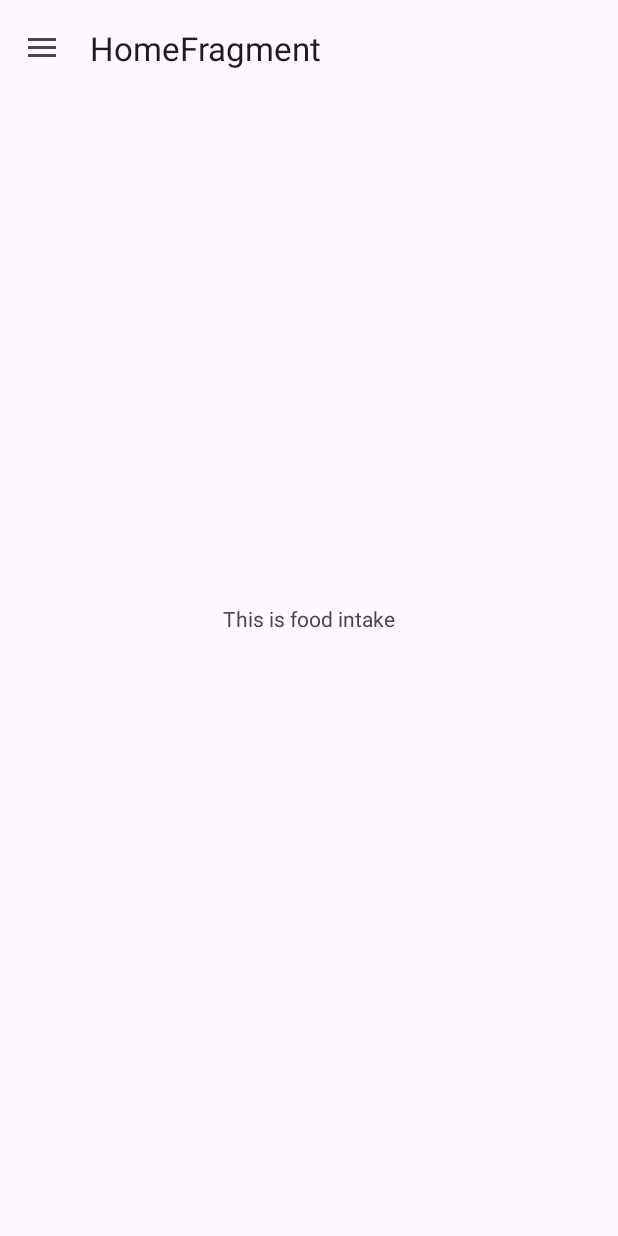
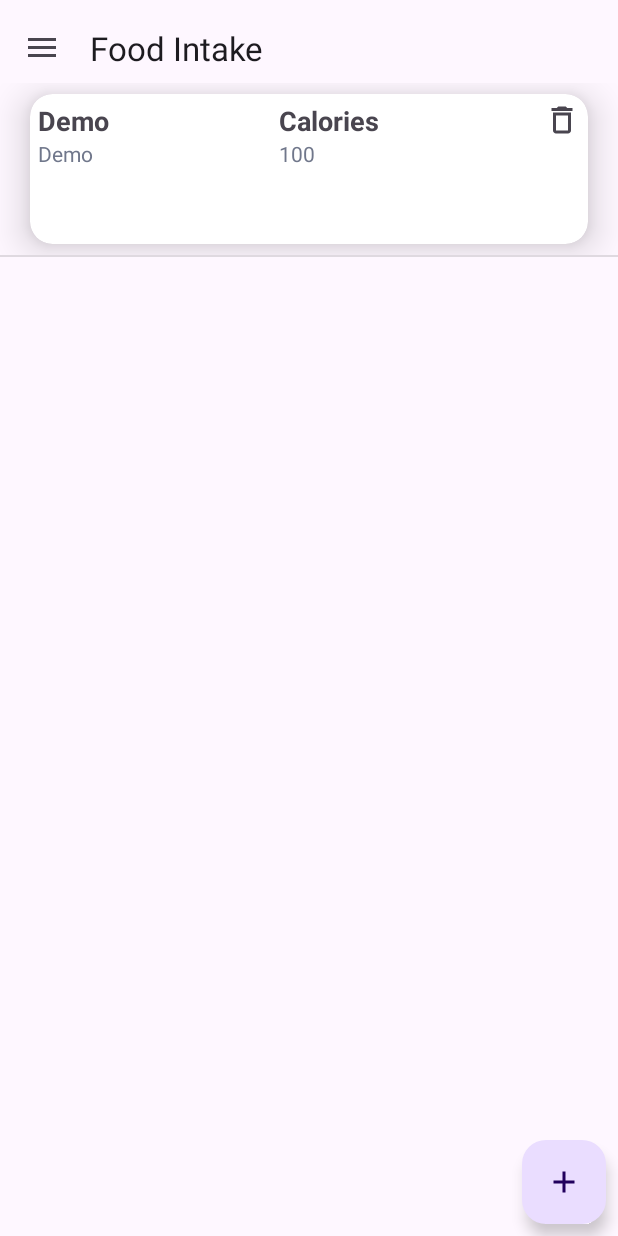
Before and after one commit to LiquidSayuki/FIT5046_Team_Assignment, an Android app: the FoodIntakeFragment screen opened through its navigation route, in the side drawer, after a tap on "Homepage", on a phone screen of 412 x 824 dp. Run offline under Robolectric (Android 15) with nearby library versions, the phone set to English and light mode, and no system bars; our stand-ins replace Firebase (no records; nobody signed in at launch, a user with empty details on screens opened directly), Room's generated code, navigation-ui.

Commit message:
Food V1.0. successfully add new records and delete records

```diff
--- a/app/src/main/java/com/teamliquid/volksfitness/HomeActivity.java
+++ b/app/src/main/java/com/teamliquid/volksfitness/HomeActivity.java
@@ -45,7 +45,5 @@ public class HomeActivity extends AppCompatActivity {
         //Sets up a Toolbar for use with a NavController.
         NavigationUI.setupWithNavController(binding.appBarHome,navController,mAppBarConfiguration);
 
-
-
     }
 }
--- /dev/null
+++ b/app/src/main/java/com/teamliquid/volksfitness/adapter/MealAdapter.java
@@ -0,0 +1,118 @@
+package com.teamliquid.volksfitness.adapter;
+
+import android.content.Context;
+import android.view.LayoutInflater;
+import android.view.View;
+import android.view.ViewGroup;
+import android.widget.ImageView;
+import android.widget.TextView;
+
+import androidx.annotation.NonNull;
+import androidx.lifecycle.LiveData;
+import androidx.recyclerview.widget.RecyclerView;
+
+import com.teamliquid.volksfitness.R;
+import com.teamliquid.volksfitness.pojo.Meal;
+
+import java.util.ArrayList;
+import java.util.List;
+
+public class MealAdapter extends RecyclerView.Adapter<MealAdapter.ViewHolder> {
+    Context context;
+    private List<Meal> meals;
+    //Interface callback
+    private onItemClickListener onItemClickListener;
+
+    /**
+     * Initialize the dataset of the Adapter.
+     *
+     * @param context Context
+     * @param meals Data<List<Meal>> containing the meals
+     * by RecyclerView.
+     */
+    public MealAdapter(Context context, List<Meal> meals){
+        this.context = context;
+        this.meals = meals;
+    }
+
+    // Create new views (invoked by the layout manager)
+    @NonNull
+    @Override
+    public ViewHolder onCreateViewHolder(@NonNull ViewGroup viewGroup, int viewType){
+        // Create a new view, which defines the UI of the list item
+        View view = LayoutInflater.from(viewGroup.getContext()).inflate(R.layout.item_food_recycler_view, viewGroup, false);
+        return new ViewHolder(view);
+    }
+
+    // Replace the contents of a view (invoked by the layout manager)
+    @Override
+    public void onBindViewHolder(@NonNull ViewHolder viewHolder, final int position){
+        // Get element from your dataset at this position and replace the
+        // contents of the view with that element
+        Meal meal = meals.get(position);
+
+        viewHolder.mealType.setText(meal.getMealType());
+        viewHolder.foodRecord.setText(meal.getMealFood());
+        viewHolder.calories.setText(String.valueOf(meal.getMealCalories()));
+
+        if (onItemClickListener!=null){
+            viewHolder.imageDelete.setOnClickListener(new View.OnClickListener() {
+                @Override
+                public void onClick(View view) {
+                    int elementPosition = viewHolder.getLayoutPosition();
+                    onItemClickListener.onItemClick(viewHolder.imageDelete,elementPosition);
+                }
+            });
+        }
+    }
+
+    // Return the size of your dataset (invoked by the layout manager)
+    @Override
+    public int getItemCount() {
+        return meals.size();
+    }
+
+    //refresh Item
+    public void refreshMeal(List<Meal> meals){
+        this.meals = meals;
+        notifyDataSetChanged();
+    }
+
+    //Get the meal that is prepare to be deleted
+    public Meal getCurrentMeal(int position){
+        return meals.get(position);
+    }
+
+    // Interface callback
+    // Codes are from https://wiki.jikexueyuan.com/project/twenty-four-Scriptures/recycler-view-add-remove.html
+    // I am very grateful to the unnamed Author.
+    public interface onItemClickListener{
+        void onItemClick(View view,int position);
+    }
+    public void setOnItemClickListener(onItemClickListener onItemClickListener){
+        this.onItemClickListener = onItemClickListener;
+    }
+
+
+
+
+    /**
+     * Provide a reference to the type of views that you are using
+     * (custom ViewHolder).
+     */
+    public static class ViewHolder extends RecyclerView.ViewHolder{
+        private final TextView mealType;
+        private final TextView foodRecord;
+        private final TextView calories;
+        private final ImageView imageDelete;
+
+        public ViewHolder(View view){
+            super(view);
+            // Define click listener for the ViewHolder's View
+            mealType = itemView.findViewById(R.id.text_meal_type);
+            foodRecord = itemView.findViewById(R.id.text_food_record);
+            calories = itemView.findViewById(R.id.text_calories);
+            imageDelete = itemView.findViewById(R.id.image_delete);
+        }
+    }
+}
--- /dev/null
+++ b/app/src/main/java/com/teamliquid/volksfitness/dao/MealDao.java
@@ -0,0 +1,23 @@
+package com.teamliquid.volksfitness.dao;
+
+import androidx.lifecycle.LiveData;
+import androidx.room.Dao;
+import androidx.room.Delete;
+import androidx.room.Insert;
+import androidx.room.Query;
+
+import com.teamliquid.volksfitness.pojo.Meal;
+
+import java.util.List;
+
+@Dao
+public interface MealDao {
+    @Query("SELECT * FROM meal_table ORDER BY uid DESC")
+    LiveData<List<Meal>> getAllMeals();
+
+    @Insert
+    void insert(Meal meal);
+
+    @Delete
+    void delete(Meal meal);
+}
--- /dev/null
+++ b/app/src/main/java/com/teamliquid/volksfitness/database/MealDatabase.java
@@ -0,0 +1,40 @@
+package com.teamliquid.volksfitness.database;
+
+import android.content.Context;
+
+import androidx.room.Database;
+import androidx.room.Room;
+import androidx.room.RoomDatabase;
+
+import com.teamliquid.volksfitness.dao.MealDao;
+import com.teamliquid.volksfitness.pojo.Meal;
+
+import java.util.concurrent.ExecutorService;
+import java.util.concurrent.Executors;
+
+@Database(entities = {Meal.class}, version = 1, exportSchema = false)
+public abstract class MealDatabase  extends RoomDatabase {
+    public abstract MealDao mealDao();
+    private static MealDatabase INSTANCE;
+
+
+    //we create an ExecutorService with a fixed thread pool so we can later run database
+    //operations asynchronously on a background thread.
+    private static final int NUMBER_OF_THREADS = 4;
+    public static final ExecutorService databaseWriteExecutor =
+            Executors.newFixedThreadPool(NUMBER_OF_THREADS);
+
+
+    //A synchronized method in a multi threaded environment means that two threads are
+    // not allowed to access data at the same time
+    public static synchronized MealDatabase getInstance(final Context context) {
+        if (INSTANCE == null) {
+            INSTANCE = Room.databaseBuilder(context.getApplicationContext(),
+                    MealDatabase.class, "MealDatabase")
+                    .fallbackToDestructiveMigration()
+                    .build();
+        }
+        return INSTANCE;
+    }
+
+}
--- a/app/src/main/java/com/teamliquid/volksfitness/fragment/FoodIntakeFragment.java
+++ b/app/src/main/java/com/teamliquid/volksfitness/fragment/FoodIntakeFragment.java
@@ -4,23 +4,86 @@ import android.os.Bundle;
 import android.view.LayoutInflater;
 import android.view.View;
 import android.view.ViewGroup;
+import android.widget.Toast;
 
 import androidx.annotation.NonNull;
 import androidx.annotation.Nullable;
 import androidx.fragment.app.Fragment;
 
+import androidx.lifecycle.Observer;
+import androidx.lifecycle.ViewModelProvider;
+import androidx.recyclerview.widget.DefaultItemAnimator;
+import androidx.recyclerview.widget.DividerItemDecoration;
+import androidx.recyclerview.widget.LinearLayoutManager;
+import androidx.recyclerview.widget.RecyclerView;
+
+import com.teamliquid.volksfitness.adapter.MealAdapter;
 import com.teamliquid.volksfitness.databinding.FragmentFoodIntakeBinding;
+import com.teamliquid.volksfitness.pojo.Meal;
+import com.teamliquid.volksfitness.viewmodel.MealViewModel;
+
+import java.util.ArrayList;
+import java.util.List;
 
 public class FoodIntakeFragment extends Fragment {
     private FragmentFoodIntakeBinding binding;
+    private MealViewModel mealViewModel;
+    private MealAdapter adapter;
 
     public FoodIntakeFragment (){}
 
     @Nullable
     @Override
-    public View onCreateView(@NonNull LayoutInflater inflater, @Nullable ViewGroup container, @Nullable Bundle savedInstanceState) {
+    public View onCreateView(@NonNull LayoutInflater inflater,
+                             @Nullable ViewGroup container,
+                             @Nullable Bundle savedInstanceState) {
         binding  = FragmentFoodIntakeBinding.inflate(inflater,container,false);
         View view = binding.getRoot();
+
+        RecyclerView recyclerView = binding.recyclerView;
+
+        //Initialization view model at Application level
+        mealViewModel = ViewModelProvider.AndroidViewModelFactory.getInstance(getActivity().getApplication()).create(MealViewModel.class);
+
+
+
+        //List<Meal> mealList = mealViewModel.getAllMeals().getValue();
+        List<Meal> mealList = new ArrayList<>();
+        mealList.add(new Meal("Demo","Demo",100));
+        // Make recycler view usable
+        // get Activity in Fragment, this in Activity.
+        adapter = new MealAdapter(getActivity(),mealList);
+        recyclerView.setLayoutManager(new LinearLayoutManager(getActivity(),LinearLayoutManager.VERTICAL,false));
+        recyclerView.setItemAnimator(new DefaultItemAnimator());
+        recyclerView.setAdapter(adapter);
+        recyclerView.addItemDecoration(new DividerItemDecoration(getActivity(),DividerItemDecoration.VERTICAL));
+
+        // Inform the Adapter when database changed.
+        mealViewModel.getAllMeals().observe(getViewLifecycleOwner(), new Observer<List<Meal>>() {
+            @Override
+            public void onChanged(List<Meal> meals) {
+                adapter.refreshMeal(meals);
+            }
+        });
+
+        // Delete object in database when click the delete button
+        adapter.setOnItemClickListener(new MealAdapter.onItemClickListener() {
+            @Override
+            public void onItemClick(View view, int position) {
+                mealViewModel.delete(adapter.getCurrentMeal(position));
+            }
+        });
+
+        binding.floatAdd.setOnClickListener(new View.OnClickListener() {
+            @Override
+            public void onClick(View view) {
+                Meal meal = new Meal("Demo","Demo",100);
+                mealViewModel.insert(meal);
+            }
+        });
+
+
+
 
 
         return view;
--- /dev/null
+++ b/app/src/main/java/com/teamliquid/volksfitness/pojo/Meal.java
@@ -0,0 +1,69 @@
+package com.teamliquid.volksfitness.pojo;
+
+import androidx.annotation.NonNull;
+import androidx.room.ColumnInfo;
+import androidx.room.Entity;
+import androidx.room.PrimaryKey;
+
+import java.text.SimpleDateFormat;
+import java.util.ArrayList;
+import java.util.Date;
+import java.util.List;
+
+@Entity(tableName = "meal_table")
+public class Meal {
+    @PrimaryKey(autoGenerate = true)
+    public int uid;
+
+    @ColumnInfo(name = "meal_type")
+    @NonNull
+    public String mealType;
+
+    @ColumnInfo(name = "meal_food")
+    @NonNull
+    public String mealFood;
+
+    @ColumnInfo(name = "meal_calories")
+    @NonNull
+    public int mealCalories;
+
+    public Meal(@NonNull String mealType, @NonNull String mealFood, int mealCalories) {
+        this.mealType = mealType;
+        this.mealFood = mealFood;
+        this.mealCalories = mealCalories;
+    }
+
+    public int getUid() {
+        return uid;
+    }
+
+    public void setUid(int uid) {
+        this.uid = uid;
+    }
+
+    @NonNull
+    public String getMealType() {
+        return mealType;
+    }
+
+    public void setMealType(@NonNull String mealType) {
+        this.mealType = mealType;
+    }
+
+    @NonNull
+    public String getMealFood() {
+        return mealFood;
+    }
+
+    public void setMealFood(@NonNull String mealFood) {
+        this.mealFood = mealFood;
+    }
+
+    public int getMealCalories() {
+        return mealCalories;
+    }
+
+    public void setMealCalories(int mealCalories) {
+        this.mealCalories = mealCalories;
+    }
+}
--- /dev/null
+++ b/app/src/main/java/com/teamliquid/volksfitness/repo/MealRepository.java
@@ -0,0 +1,48 @@
+package com.teamliquid.volksfitness.repo;
+
+import android.app.Application;
+
+import androidx.lifecycle.LiveData;
+
+import com.teamliquid.volksfitness.dao.MealDao;
+import com.teamliquid.volksfitness.database.MealDatabase;
+import com.teamliquid.volksfitness.pojo.Meal;
+
+import java.util.List;
+
+public class MealRepository {
+    private MealDao mealDao;
+    private LiveData<List<Meal>> allMeals;
+
+    //Initialisation
+    public MealRepository (Application application){
+        MealDatabase db = MealDatabase.getInstance(application);
+        mealDao =db.mealDao();
+        allMeals = mealDao.getAllMeals();
+    }
+
+    //get all
+    public LiveData<List<Meal>> getAllMeals() {
+        return allMeals;
+    }
+
+    //insert one
+    public void insert(final Meal meal) {
+        MealDatabase.databaseWriteExecutor.execute(new Runnable() {
+            @Override
+            public void run() {
+                mealDao.insert(meal);
+            }
+        });
+    }
+
+    //delete one
+    public void delete(final Meal meal){
+        MealDatabase.databaseWriteExecutor.execute(new Runnable() {
+            @Override
+            public void run() {
+                mealDao.delete(meal);
+            }
+        });
+    }
+}
--- /dev/null
+++ b/app/src/main/java/com/teamliquid/volksfitness/viewmodel/MealViewModel.java
@@ -0,0 +1,34 @@
+package com.teamliquid.volksfitness.viewmodel;
+
+import android.app.Application;
+
+import androidx.lifecycle.AndroidViewModel;
+import androidx.lifecycle.LiveData;
+
+import com.teamliquid.volksfitness.pojo.Meal;
+import com.teamliquid.volksfitness.repo.MealRepository;
+
+import java.util.List;
+
+public class MealViewModel extends AndroidViewModel {
+    private MealRepository mRepository;
+    private LiveData<List<Meal>> allMeals;
+
+    public MealViewModel (Application application){
+        super(application);
+        mRepository = new MealRepository(application);
+        allMeals = mRepository.getAllMeals();
+    }
+
+    public LiveData<List<Meal>> getAllMeals(){
+        return allMeals;
+    }
+
+    public void insert(Meal meal){
+        mRepository.insert(meal);
+    }
+
+    public void delete(Meal meal){
+        mRepository.delete(meal);
+    }
+}
--- /dev/null
+++ b/app/src/main/res/drawable/ic_baseline_add_50.xml
@@ -0,0 +1,5 @@
+<vector android:height="50dp" android:tint="?attr/colorControlNormal"
+    android:viewportHeight="24" android:viewportWidth="24"
+    android:width="50dp" xmlns:android="http://schemas.android.com/apk/res/android">
+    <path android:fillColor="@android:color/white" android:pathData="M19,13h-6v6h-2v-6H5v-2h6V5h2v6h6v2z"/>
+</vector>
--- /dev/null
+++ b/app/src/main/res/drawable/ic_baseline_delete_outline_24.xml
@@ -0,0 +1,10 @@
+<vector xmlns:android="http://schemas.android.com/apk/res/android"
+    android:width="24dp"
+    android:height="24dp"
+    android:viewportWidth="24"
+    android:viewportHeight="24"
+    android:tint="?attr/colorControlNormal">
+  <path
+      android:fillColor="@android:color/white"
+      android:pathData="M6,19c0,1.1 0.9,2 2,2h8c1.1,0 2,-0.9 2,-2L18,7L6,7v12zM8,9h8v10L8,19L8,9zM15.5,4l-1,-1h-5l-1,1L5,4v2h14L19,4z"/>
+</vector>
--- a/app/src/main/res/layout/fragment_food_intake.xml
+++ b/app/src/main/res/layout/fragment_food_intake.xml
@@ -1,17 +1,28 @@
 <?xml version="1.0" encoding="utf-8"?>
-<androidx.constraintlayout.widget.ConstraintLayout xmlns:android="http://schemas.android.com/apk/res/android"
+<androidx.constraintlayout.widget.ConstraintLayout
+    xmlns:android="http://schemas.android.com/apk/res/android"
+    xmlns:tools="http://schemas.android.com/tools"
     xmlns:app="http://schemas.android.com/apk/res-auto"
     android:layout_width="match_parent"
-    android:layout_height="match_parent">
+    android:layout_height="match_parent"
+    android:orientation="vertical">
 
-    <TextView
-        android:id="@+id/text_food"
+    <androidx.recyclerview.widget.RecyclerView
+        android:id="@+id/recycler_view"
+        android:layout_width="match_parent"
+        android:layout_height="wrap_content"
+        android:layout_marginTop="55dp"
+        app:layout_constraintTop_toTopOf="parent"
+        tools:listitem="@layout/item_food_recycler_view" />
+
+    <com.google.android.material.floatingactionbutton.FloatingActionButton
+        android:id="@+id/float_add"
         android:layout_width="wrap_content"
         android:layout_height="wrap_content"
-        android:text="This is food intake"
+        android:layout_marginEnd="8dp"
+        android:layout_marginBottom="8dp"
+        android:src="@drawable/ic_baseline_add_50"
         app:layout_constraintBottom_toBottomOf="parent"
-        app:layout_constraintEnd_toEndOf="parent"
-        app:layout_constraintStart_toStartOf="parent"
-        app:layout_constraintTop_toTopOf="parent" />
+        app:layout_constraintEnd_toEndOf="parent" />
 
 </androidx.constraintlayout.widget.ConstraintLayout>
--- a/app/src/main/res/layout/fragment_home.xml
+++ b/app/src/main/res/layout/fragment_home.xml
@@ -1,5 +1,6 @@
 <?xml version="1.0" encoding="utf-8"?>
-<androidx.constraintlayout.widget.ConstraintLayout xmlns:android="http://schemas.android.com/apk/res/android"
+<androidx.constraintlayout.widget.ConstraintLayout
+    xmlns:android="http://schemas.android.com/apk/res/android"
     xmlns:app="http://schemas.android.com/apk/res-auto"
     android:layout_width="match_parent"
     android:layout_height="match_parent">
--- /dev/null
+++ b/app/src/main/res/layout/item_food_recycler_view.xml
@@ -0,0 +1,89 @@
+<?xml version="1.0" encoding="utf-8"?>
+<LinearLayout android:layout_height="wrap_content"
+    android:layout_width="match_parent"
+    xmlns:android="http://schemas.android.com/apk/res/android"
+    xmlns:tools="http://schemas.android.com/tools"
+    xmlns:app="http://schemas.android.com/apk/res-auto">
+
+    <androidx.cardview.widget.CardView
+        android:layout_width="match_parent"
+        android:layout_height="100dp"
+        app:cardCornerRadius="15dp"
+        app:cardElevation="15dp"
+        android:layout_marginLeft="20dp"
+        android:layout_marginRight="20dp"
+        android:layout_marginTop="7dp"
+        android:layout_marginBottom="7dp"
+        app:cardPreventCornerOverlap="true">
+        <TableLayout
+            android:layout_width="match_parent"
+            android:layout_height="match_parent"
+            android:stretchColumns=",1"
+            android:orientation="horizontal">
+            <TableRow>
+                <LinearLayout
+                    android:layout_width="150dp"
+                    android:layout_height="wrap_content"
+                    android:layout_marginBottom="5dp"
+                    android:layout_marginTop="5dp"
+                    android:layout_marginLeft="5dp"
+                    android:layout_marginRight="5dp"
+                    android:orientation="vertical">
+                    <TextView
+                        android:id="@+id/text_meal_type"
+                        android:layout_width="wrap_content"
+                        android:layout_height="wrap_content"
+                        android:text="Meal type"
+                        android:textStyle="bold"
+                        android:textSize="18sp"/>
+                    <TextView
+                        android:id="@+id/text_food_record"
+                        android:layout_width="wrap_content"
+                        android:layout_height="wrap_content"
+                        android:text="food record"
+                        android:textColor="@color/material_dynamic_secondary50"/>
+                </LinearLayout>
+
+                <LinearLayout
+                    android:layout_width="wrap_content"
+                    android:layout_height="wrap_content"
+                    android:layout_marginBottom="5dp"
+                    android:layout_marginTop="5dp"
+                    android:layout_marginLeft="5dp"
+                    android:orientation="vertical"
+                    >
+                    <TextView
+                        android:layout_width="wrap_content"
+                        android:layout_height="wrap_content"
+                        android:text="@string/Calories"
+                        android:textStyle="bold"
+                        android:textSize="18sp"/>
+                    <TextView
+                        android:id="@+id/text_calories"
+                        android:layout_width="wrap_content"
+                        android:layout_height="wrap_content"
+                        android:text="number"
+                        android:textColor="@color/material_dynamic_secondary50"/>
+                </LinearLayout>
+
+                <ImageView
+                    android:id="@+id/image_delete"
+                    android:layout_height="wrap_content"
+                    android:layout_width="wrap_content"
+                    android:layout_marginBottom="5dp"
+                    android:layout_marginTop="5dp"
+                    android:layout_marginLeft="5dp"
+                    android:layout_marginRight="5dp"
+                    android:src="@drawable/ic_baseline_delete_outline_24"/>
+
+            </TableRow>
+
+
+
+        </TableLayout>
+
+    </androidx.cardview.widget.CardView>
+
+
+
+</LinearLayout>
--- a/app/src/main/res/navigation/home_navigation.xml
+++ b/app/src/main/res/navigation/home_navigation.xml
@@ -7,21 +7,21 @@
     <fragment
         android:id="@+id/nav_home_fragment"
         android:name="com.teamliquid.volksfitness.fragment.HomeFragment"
-        android:label="HomeFragment" />
+        android:label="Home" />
 
     <fragment
         android:id="@+id/nav_calendar_fragment"
         android:name="com.teamliquid.volksfitness.fragment.CalendarFragment"
-        android:label="HomeFragment" />
+        android:label="Training Calendar" />
 
     <fragment
         android:id="@+id/nav_food_intake_fragment"
         android:name="com.teamliquid.volksfitness.fragment.FoodIntakeFragment"
-        android:label="HomeFragment" />
+        android:label="Food Intake" />
 
     <fragment
         android:id="@+id/nav_report_fragment"
         android:name="com.teamliquid.volksfitness.fragment.ReportFragment"
-        android:label="HomeFragment" />
+        android:label="Training Report" />
 
 </navigation>
--- a/app/src/main/res/values/strings.xml
+++ b/app/src/main/res/values/strings.xml
@@ -11,4 +11,5 @@
     <string name="account_setting">Account Settings</string>
     <string name="new_message">New Messages</string>
     <string name="logout">Log out</string>
+    <string name="Calories">Calories</string>
 </resources>
```
